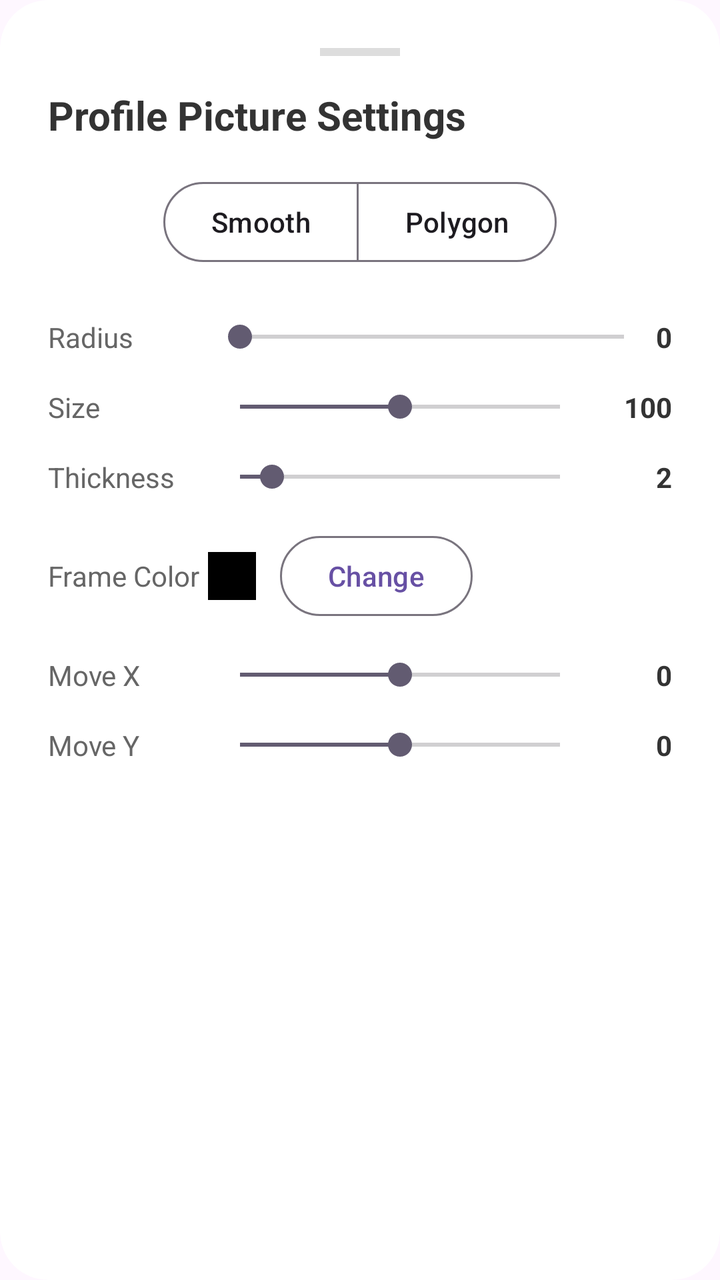
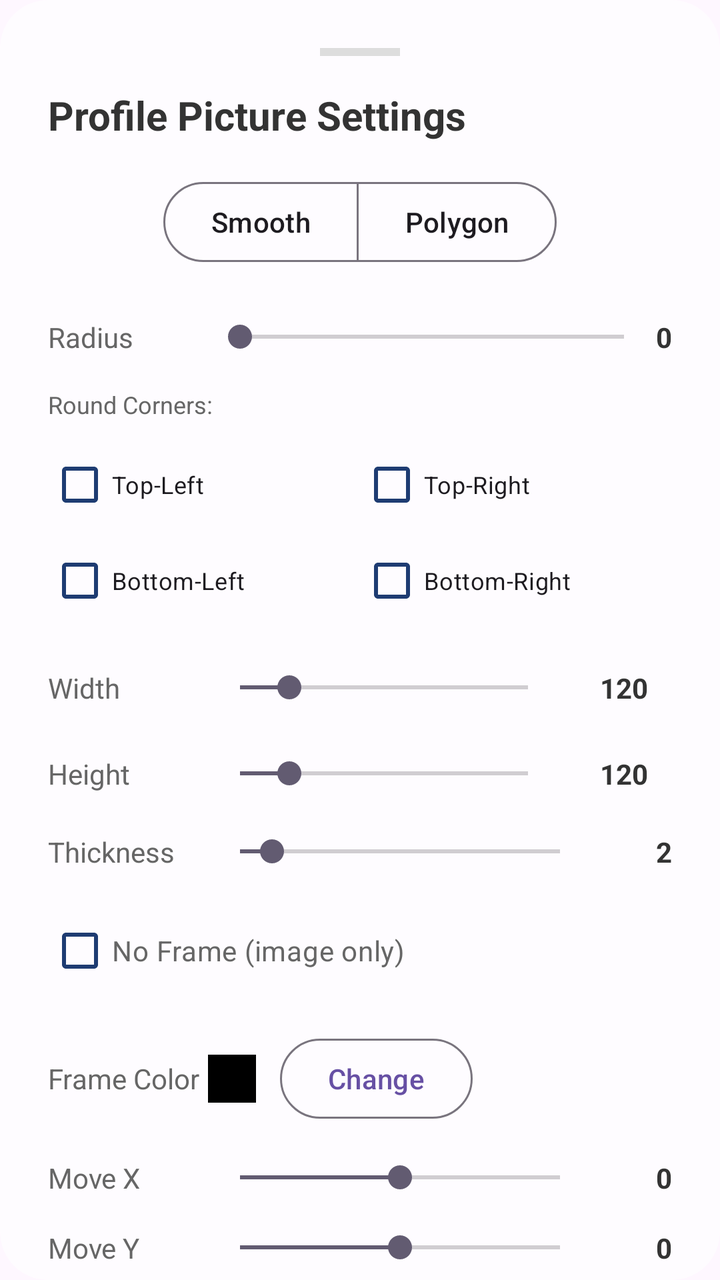

The first picture is an Android layout as it rendered before a commit; the second is the same layout after the commit. The layout source and the unified diff follow.
<!-- AndroidManifest.xml: application theme Theme.MyApplication -->
<!-- res/layout/dialog_profile_settings.xml -->
<?xml version="1.0" encoding="utf-8"?>
<androidx.cardview.widget.CardView xmlns:android="http://schemas.android.com/apk/res/android"
    xmlns:app="http://schemas.android.com/apk/res-auto" android:layout_width="match_parent" android:layout_height="wrap_content" app:cardCornerRadius="24dp" app:cardElevation="0dp" app:cardBackgroundColor="#FFFFFF">

    <ScrollView android:layout_width="match_parent" android:layout_height="wrap_content">
        <LinearLayout android:layout_width="match_parent" android:layout_height="wrap_content" android:orientation="vertical" android:padding="24dp">

            <View android:layout_width="40dp" android:layout_height="4dp" android:layout_gravity="center_horizontal" android:layout_marginBottom="16dp" android:background="#DDDDDD" />

            <TextView android:layout_width="wrap_content" android:layout_height="wrap_content" android:text="Profile Picture Settings" android:textSize="20sp" android:textStyle="bold" android:textColor="#333333" android:layout_marginBottom="16dp" />

            
            <com.google.android.material.button.MaterialButtonToggleGroup android:id="@+id/toggle_group_shape" android:layout_width="wrap_content" android:layout_height="wrap_content" android:layout_gravity="center_horizontal" android:layout_marginBottom="24dp" app:singleSelection="true" app:selectionRequired="true">
                <Button android:id="@+id/btn_mode_smooth" style="?attr/materialButtonOutlinedStyle" android:layout_width="wrap_content" android:layout_height="wrap_content" android:text="Smooth" />
                <Button android:id="@+id/btn_mode_polygon" style="?attr/materialButtonOutlinedStyle" android:layout_width="wrap_content" android:layout_height="wrap_content" android:text="Polygon" />
            </com.google.android.material.button.MaterialButtonToggleGroup>

            
            <LinearLayout android:layout_width="match_parent" android:layout_height="wrap_content" android:orientation="horizontal" android:gravity="center_vertical" android:layout_marginBottom="16dp">
                <TextView android:id="@+id/txt_slider_label" android:layout_width="80dp" android:layout_height="wrap_content" android:text="Radius" android:textColor="#666666" />
                <SeekBar android:id="@+id/slider_radius" android:layout_width="0dp" android:layout_height="wrap_content" android:layout_weight="1" android:max="60" />
                <LinearLayout android:layout_width="wrap_content" android:layout_height="wrap_content" android:orientation="vertical" android:gravity="end">
                    <TextView android:id="@+id/txt_radius_val" android:layout_width="wrap_content" android:layout_height="wrap_content" android:text="0" android:textColor="#333333" android:textStyle="bold" />
                    <TextView android:id="@+id/txt_shape_name" android:layout_width="wrap_content" android:layout_height="wrap_content" android:text="" android:textSize="10sp" android:textColor="#999999" android:visibility="gone" />
                </LinearLayout>
            </LinearLayout>

            
            <LinearLayout android:layout_width="match_parent" android:layout_height="wrap_content" android:orientation="horizontal" android:gravity="center_vertical" android:layout_marginBottom="16dp">
                <TextView android:layout_width="80dp" android:layout_height="wrap_content" android:text="Size" android:textColor="#666666" />
                <SeekBar android:id="@+id/slider_size" android:layout_width="0dp" android:layout_height="wrap_content" android:layout_weight="1" android:max="200" android:progress="100" />
                <TextView android:id="@+id/txt_size_val" android:layout_width="40dp" android:layout_height="wrap_content" android:text="100" android:gravity="end" android:textColor="#333333" android:textStyle="bold" />
            </LinearLayout>

            
            <LinearLayout android:layout_width="match_parent" android:layout_height="wrap_content" android:orientation="horizontal" android:gravity="center_vertical" android:layout_marginBottom="16dp">
                <TextView android:layout_width="80dp" android:layout_height="wrap_content" android:text="Thickness" android:textColor="#666666" />
                <SeekBar android:id="@+id/slider_thickness" android:layout_width="0dp" android:layout_height="wrap_content" android:layout_weight="1" android:max="20" android:progress="2" />
                <TextView android:id="@+id/txt_thickness_val" android:layout_width="40dp" android:layout_height="wrap_content" android:text="2" android:gravity="end" android:textColor="#333333" android:textStyle="bold" />
            </LinearLayout>

            
            <LinearLayout android:layout_width="match_parent" android:layout_height="wrap_content" android:orientation="horizontal" android:gravity="center_vertical" android:layout_marginBottom="16dp">
                <TextView android:layout_width="80dp" android:layout_height="wrap_content" android:text="Frame Color" android:textColor="#666666" />
                <View android:id="@+id/view_frame_color_indicator" android:layout_width="24dp" android:layout_height="24dp" android:background="#000000" android:layout_marginEnd="12dp" />
                <Button android:id="@+id/btn_change_frame_color" android:layout_width="wrap_content" android:layout_height="wrap_content" android:text="Change" style="?attr/materialButtonOutlinedStyle" />
            </LinearLayout>

            
            <LinearLayout android:layout_width="match_parent" android:layout_height="wrap_content" android:orientation="horizontal" android:gravity="center_vertical" android:layout_marginBottom="16dp">
                <TextView android:layout_width="80dp" android:layout_height="wrap_content" android:text="Move X" android:textColor="#666666" />
                <SeekBar android:id="@+id/slider_x" android:layout_width="0dp" android:layout_height="wrap_content" android:layout_weight="1" android:max="200" android:progress="100" />
                <TextView android:id="@+id/txt_x_val" android:layout_width="40dp" android:layout_height="wrap_content" android:text="0" android:gravity="end" android:textColor="#333333" android:textStyle="bold" />
            </LinearLayout>

            
            <LinearLayout android:layout_width="match_parent" android:layout_height="wrap_content" android:orientation="horizontal" android:gravity="center_vertical">
                <TextView android:layout_width="80dp" android:layout_height="wrap_content" android:text="Move Y" android:textColor="#666666" />
                <SeekBar android:id="@+id/slider_y" android:layout_width="0dp" android:layout_height="wrap_content" android:layout_weight="1" android:max="200" android:progress="100" />
                <TextView android:id="@+id/txt_y_val" android:layout_width="40dp" android:layout_height="wrap_content" android:text="0" android:gravity="end" android:textColor="#333333" android:textStyle="bold" />
            </LinearLayout>

        </LinearLayout>
    </ScrollView>
</androidx.cardview.widget.CardView>
<!-- resources referenced by this layout -->
<resources>
  <style name="Theme.MyApplication" parent="Base.Theme.MyApplication" />
  <style name="Base.Theme.MyApplication" parent="Theme.Material3.DayNight.NoActionBar">
          
          
      </style>
</resources>

<!-- the commit's change to res/layout/dialog_profile_settings.xml (unified diff, before → after) -->
@@ -1,8 +1,8 @@
 <?xml version="1.0" encoding="utf-8"?>
 <androidx.cardview.widget.CardView xmlns:android="http://schemas.android.com/apk/res/android"
-    xmlns:app="http://schemas.android.com/apk/res-auto" android:layout_width="match_parent" android:layout_height="wrap_content" app:cardCornerRadius="24dp" app:cardElevation="0dp" app:cardBackgroundColor="#FFFFFF">
+    xmlns:app="http://schemas.android.com/apk/res-auto" android:layout_width="match_parent" android:layout_height="wrap_content" app:cardCornerRadius="24dp" app:cardElevation="0dp" app:cardBackgroundColor="#B3FFFFFF">
 
-    <ScrollView android:layout_width="match_parent" android:layout_height="wrap_content">
+    <androidx.core.widget.NestedScrollView android:layout_width="match_parent" android:layout_height="wrap_content">
         <LinearLayout android:layout_width="match_parent" android:layout_height="wrap_content" android:orientation="vertical" android:padding="24dp">
 
             <View android:layout_width="40dp" android:layout_height="4dp" android:layout_gravity="center_horizontal" android:layout_marginBottom="16dp" android:background="#DDDDDD" />
@@ -26,21 +26,48 @@
             </LinearLayout>
 
             
-            <LinearLayout android:layout_width="match_parent" android:layout_height="wrap_content" android:orientation="horizontal" android:gravity="center_vertical" android:layout_marginBottom="16dp">
-                <TextView android:layout_width="80dp" android:layout_height="wrap_content" android:text="Size" android:textColor="#666666" />
-                <SeekBar android:id="@+id/slider_size" android:layout_width="0dp" android:layout_height="wrap_content" android:layout_weight="1" android:max="200" android:progress="100" />
-                <TextView android:id="@+id/txt_size_val" android:layout_width="40dp" android:layout_height="wrap_content" android:text="100" android:gravity="end" android:textColor="#333333" android:textStyle="bold" />
+            <LinearLayout android:id="@+id/layout_corners_selection" android:layout_width="match_parent" android:layout_height="wrap_content" android:orientation="vertical" android:layout_marginBottom="16dp">
+                <TextView android:layout_width="wrap_content" android:layout_height="wrap_content" android:text="Round Corners:" android:textColor="#666666" android:textSize="12sp" android:layout_marginBottom="8dp" />
+                <GridLayout android:layout_width="match_parent" android:layout_height="wrap_content" android:columnCount="2" android:rowCount="2">
+                    <CheckBox android:id="@+id/chk_round_tl" android:layout_width="0dp" android:layout_height="wrap_content" android:layout_columnWeight="1" android:text="Top-Left" android:textSize="12sp" android:buttonTint="#1e3c72" />
+                    <CheckBox android:id="@+id/chk_round_tr" android:layout_width="0dp" android:layout_height="wrap_content" android:layout_columnWeight="1" android:text="Top-Right" android:textSize="12sp" android:buttonTint="#1e3c72" />
+                    <CheckBox android:id="@+id/chk_round_bl" android:layout_width="0dp" android:layout_height="wrap_content" android:layout_columnWeight="1" android:text="Bottom-Left" android:textSize="12sp" android:buttonTint="#1e3c72" />
+                    <CheckBox android:id="@+id/chk_round_br" android:layout_width="0dp" android:layout_height="wrap_content" android:layout_columnWeight="1" android:text="Bottom-Right" android:textSize="12sp" android:buttonTint="#1e3c72" />
+                </GridLayout>
             </LinearLayout>
 
             
             <LinearLayout android:layout_width="match_parent" android:layout_height="wrap_content" android:orientation="horizontal" android:gravity="center_vertical" android:layout_marginBottom="16dp">
+                <TextView android:layout_width="80dp" android:layout_height="wrap_content" android:text="Width" android:textColor="#666666" />
+                <SeekBar android:id="@+id/slider_width" android:layout_width="0dp" android:layout_height="wrap_content" android:layout_weight="1" android:max="700" android:progress="120" />
+                <FrameLayout android:layout_width="48dp" android:layout_height="wrap_content" android:layout_marginStart="8dp">
+                    <TextView android:id="@+id/txt_width_val" android:layout_width="match_parent" android:layout_height="wrap_content" android:text="120" android:gravity="center" android:textColor="#333333" android:textStyle="bold" android:padding="4dp" />
+                    <EditText android:id="@+id/input_width_edit" android:layout_width="match_parent" android:layout_height="wrap_content" android:inputType="number" android:text="120" android:gravity="center" android:textColor="#333333" android:textStyle="bold" android:padding="4dp" android:background="@android:drawable/editbox_background" android:visibility="gone" android:maxLength="3" />
+                </FrameLayout>
+            </LinearLayout>
+
+            
+            <LinearLayout android:layout_width="match_parent" android:layout_height="wrap_content" android:orientation="horizontal" android:gravity="center_vertical" android:layout_marginBottom="16dp">
+                <TextView android:layout_width="80dp" android:layout_height="wrap_content" android:text="Height" android:textColor="#666666" />
+                <SeekBar android:id="@+id/slider_height" android:layout_width="0dp" android:layout_height="wrap_content" android:layout_weight="1" android:max="700" android:progress="120" />
+                <FrameLayout android:layout_width="48dp" android:layout_height="wrap_content" android:layout_marginStart="8dp">
+                    <TextView android:id="@+id/txt_height_val" android:layout_width="match_parent" android:layout_height="wrap_content" android:text="120" android:gravity="center" android:textColor="#333333" android:textStyle="bold" android:padding="4dp" />
+                    <EditText android:id="@+id/input_height_edit" android:layout_width="match_parent" android:layout_height="wrap_content" android:inputType="number" android:text="120" android:gravity="center" android:textColor="#333333" android:textStyle="bold" android:padding="4dp" android:background="@android:drawable/editbox_background" android:visibility="gone" android:maxLength="3" />
+                </FrameLayout>
+            </LinearLayout>
+
+            
+            <LinearLayout android:id="@+id/layout_thickness" android:layout_width="match_parent" android:layout_height="wrap_content" android:orientation="horizontal" android:gravity="center_vertical" android:layout_marginBottom="16dp">
                 <TextView android:layout_width="80dp" android:layout_height="wrap_content" android:text="Thickness" android:textColor="#666666" />
                 <SeekBar android:id="@+id/slider_thickness" android:layout_width="0dp" android:layout_height="wrap_content" android:layout_weight="1" android:max="20" android:progress="2" />
                 <TextView android:id="@+id/txt_thickness_val" android:layout_width="40dp" android:layout_height="wrap_content" android:text="2" android:gravity="end" android:textColor="#333333" android:textStyle="bold" />
             </LinearLayout>
 
             
-            <LinearLayout android:layout_width="match_parent" android:layout_height="wrap_content" android:orientation="horizontal" android:gravity="center_vertical" android:layout_marginBottom="16dp">
+            <CheckBox android:id="@+id/chk_no_frame" android:layout_width="wrap_content" android:layout_height="wrap_content" android:text="No Frame (image only)" android:textColor="#666666" android:layout_marginBottom="16dp" android:buttonTint="#1e3c72" />
+
+            
+            <LinearLayout android:id="@+id/layout_frame_color" android:layout_width="match_parent" android:layout_height="wrap_content" android:orientation="horizontal" android:gravity="center_vertical" android:layout_marginBottom="16dp">
                 <TextView android:layout_width="80dp" android:layout_height="wrap_content" android:text="Frame Color" android:textColor="#666666" />
                 <View android:id="@+id/view_frame_color_indicator" android:layout_width="24dp" android:layout_height="24dp" android:background="#000000" android:layout_marginEnd="12dp" />
                 <Button android:id="@+id/btn_change_frame_color" android:layout_width="wrap_content" android:layout_height="wrap_content" android:text="Change" style="?attr/materialButtonOutlinedStyle" />
@@ -61,5 +88,5 @@
             </LinearLayout>
 
         </LinearLayout>
-    </ScrollView>
+    </androidx.core.widget.NestedScrollView>
 </androidx.cardview.widget.CardView>
